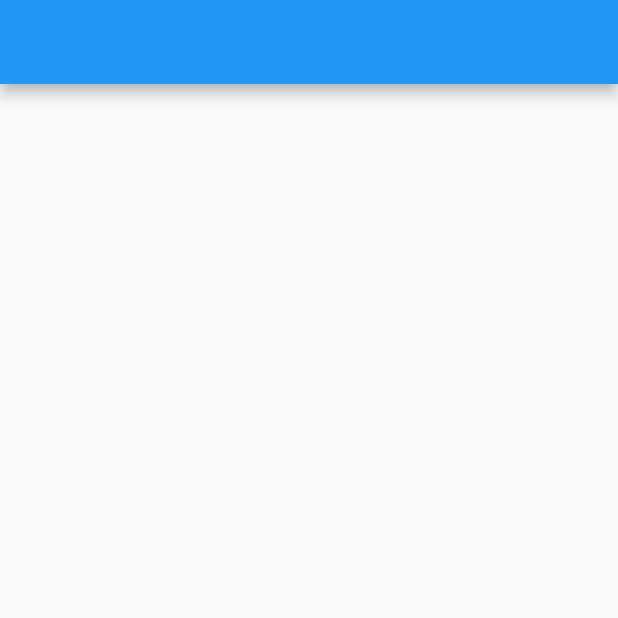
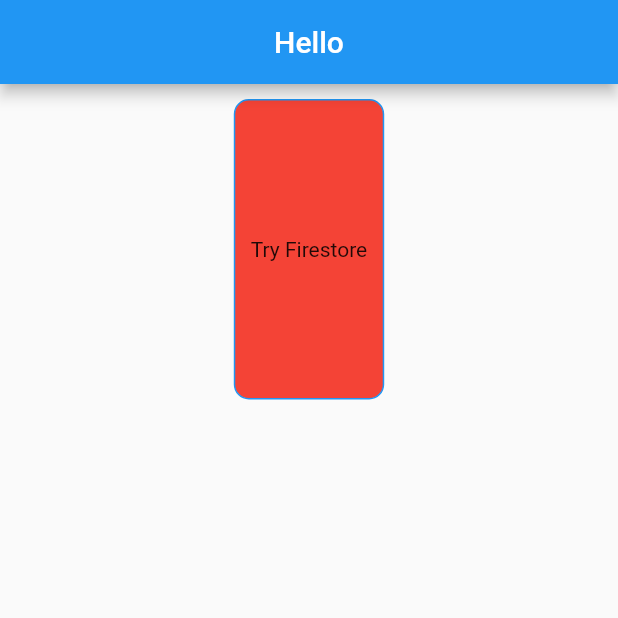
Before and after one commit to majidshakeelshawl/decide_on, a Flutter app: the DashBoard screen opened by its route, on a phone screen of 412 x 824 dp, the top half of it. Run offline on Flutter 3.47's test engine with Material 2 defaults, Android fonts, the phone set to English and light mode, and no system bars; our stand-ins replace cloud_firestore, firebase_auth, firebase_core, flutter_custom_clippers, font_awesome_flutter, google_fonts; accounts and stored records are empty; generated files the repository leaves out were written again.

Commit message:
Added firestore and junkcode to check whether firestore is working

```diff
--- a/lib/screens/dashboard.dart
+++ b/lib/screens/dashboard.dart
@@ -1,17 +1,68 @@
+import 'package:cloud_firestore/cloud_firestore.dart';
 import 'package:firebase_auth/firebase_auth.dart';
 import 'package:flutter/material.dart';
+import 'package:google_fonts/google_fonts.dart';
 
-class DashBoard extends StatelessWidget {
+import '../widgets/cbutton.dart';
+
+class DashBoard extends StatefulWidget {
+  const DashBoard({Key? key}) : super(key: key);
+
+  @override
+  State<DashBoard> createState() => _DashBoardState();
+}
+
+class _DashBoardState extends State<DashBoard> {
   final _auth = FirebaseAuth.instance;
-  DashBoard({Key? key}) : super(key: key);
-
+  final _firestore = FirebaseFirestore.instance;
+  var currentDocument = null;
   @override
   Widget build(BuildContext context) {
     return Scaffold(
       appBar: AppBar(
         automaticallyImplyLeading: false,
-        title: Text("${_auth.currentUser?.displayName}"),
+        title: Text("Hello"),
         centerTitle: true,
+      ),
+      body: Column(
+        children: [
+          CButton(
+            onTap: () async {
+              try {
+                currentDocument = await _firestore
+                    .collection('users')
+                    .doc(_auth.currentUser?.uid)
+                    .get();
+                print(currentDocument.data());
+                // await _firestore
+                //     .collection('users')
+                //     .doc(_auth.currentUser?.uid)
+                //     .update({"name": "WHO", "country": "Switzerland"});
+                // currentDocument = await _firestore
+                //     .collection('users')
+                //     .doc(_auth.currentUser?.uid)
+                //     .get();
+                // print(currentDocument.data());
+              } catch (error) {
+                print("Error ::: ${error}");
+              }
+            },
+            font: GoogleFonts.akayaTelivigala(),
+            buttonColor: Colors.red,
+            width: 100.3,
+            margin: EdgeInsets.all(10),
+            borderColor: Colors.blue,
+            height: 200.3,
+            text: 'Try Firestore',
+          ),
+          Center(
+            child: Column(
+              children: [
+                Text(""),
+              ],
+            ),
+          )
+        ],
       ),
     );
   }
--- a/pubspec.yaml
+++ b/pubspec.yaml
@@ -39,6 +39,7 @@ dependencies:
   font_awesome_flutter: ^10.1.0
   firebase_core: ^1.17.1
   firebase_auth: ^3.3.19
+  cloud_firestore: ^3.1.17
 
 dev_dependencies:
   flutter_test:
```
Also changed, not shown: pubspec.lock, 1 other file.
